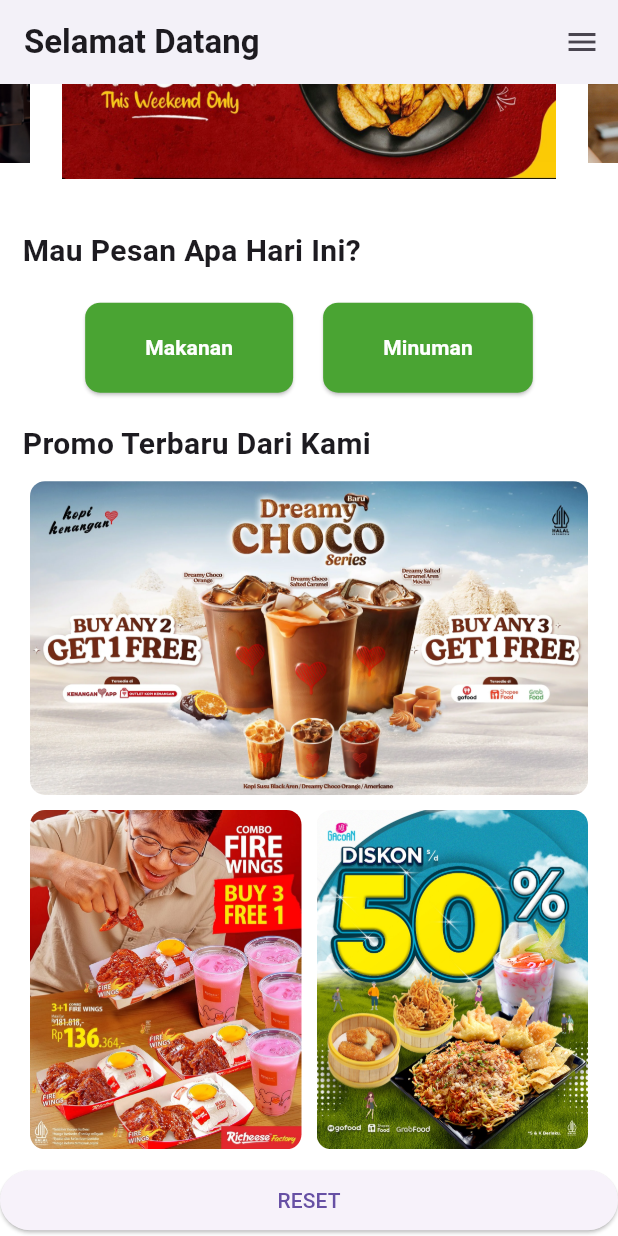
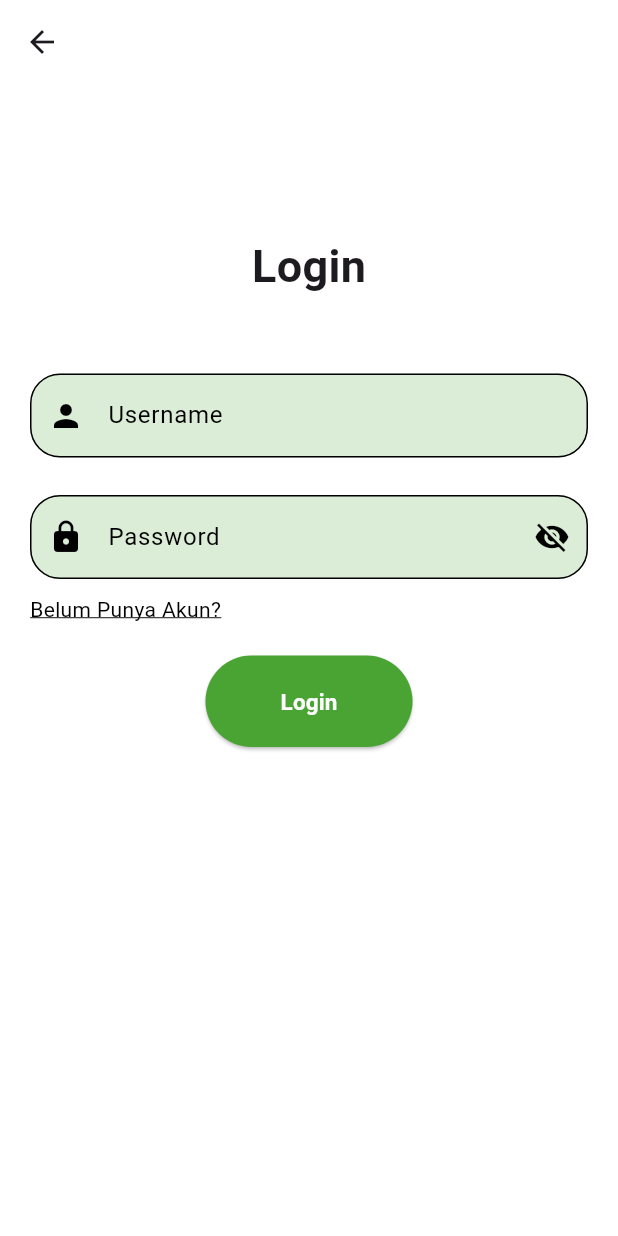
Before and after one commit to FiveHeisenberg/mobile-restaurant, a Flutter app: the screen it shows after launch, scrolled down 206 dp, after a tap on "LOGIN", on a phone screen of 412 x 824 dp. Run offline on Flutter 3.47's test engine with Material 3 defaults, Android fonts, the phone set to English and light mode, and no system bars; drawn by our look-alikes of carousel_slider.

Commit message:
login page

```diff
--- /dev/null
+++ b/lib/login/SignIn.dart
@@ -0,0 +1,144 @@
+import 'package:flutter/material.dart';
+import 'package:projek_mobile/main.dart';
+
+void main() {
+  runApp(const LoginPage());
+}
+
+class LoginPage extends StatefulWidget {
+  const LoginPage({super.key});
+
+  @override
+  State<LoginPage> createState() => _LoginPageState();
+}
+
+class _LoginPageState extends State<LoginPage> {
+  bool _obscureText = true;
+
+  @override
+  Widget build(BuildContext context) {
+    return Scaffold(
+      backgroundColor: AppColors.secondWhite,
+      appBar: AppBar(
+        automaticallyImplyLeading: true,
+        backgroundColor: AppColors.secondWhite,
+      ),
+
+      body: Column(
+        crossAxisAlignment: CrossAxisAlignment.start,
+        children: [
+          Padding(
+            padding: EdgeInsetsGeometry.fromLTRB(30, 100, 30, 30),
+            child: Center(
+              child: Text(
+                "Login",
+                style: TextStyle(
+                  fontSize: 30,
+                  fontWeight: FontWeight.bold
+                ),
+              ),
+            )
+          ),
+
+          Padding(
+            padding: EdgeInsetsGeometry.fromLTRB(20, 20, 20, 5),
+            child: TextFormField(
+              decoration: InputDecoration(
+                enabledBorder: OutlineInputBorder(
+                  borderRadius: BorderRadius.circular(20)
+                ),
+                labelStyle: TextStyle(
+                  color: AppColors.secondBlack
+                ),
+                prefixIcon: Icon(
+                  Icons.person,
+                  color: AppColors.secondBlack
+                ),
+                labelText: 'Username',
+                border: OutlineInputBorder(),
+                fillColor: AppColors.thirdGreen,
+                filled: true,
+              ),
+            ),
+          ),
+
+          Padding(
+            padding: EdgeInsetsGeometry.fromLTRB(20, 20, 20, 5),
+            child: TextFormField(
+              obscureText: _obscureText,
+              decoration: InputDecoration(
+                enabledBorder: OutlineInputBorder(
+                  borderRadius: BorderRadius.circular(20)
+                ),
+                labelStyle: TextStyle(
+                  color: AppColors.secondBlack
+                ),
+                prefixIcon: Icon(
+                  Icons.lock,
+                  color: AppColors.secondBlack,
+                ),
+                suffixIcon: IconButton(
+                  onPressed: () {
+                    setState(() {
+                      _obscureText = !_obscureText;
+                    });
+                  },
+                  icon: Icon(
+                    _obscureText ? Icons.visibility_off : Icons.visibility,
+                  ),
+                  color: AppColors.secondBlack,
+                ),
+                labelText: 'Password',
+                border: OutlineInputBorder(),
+                fillColor: AppColors.thirdGreen,
+                filled: true,
+              ),
+            ),
+          ),
+
+          Padding(
+            padding: EdgeInsetsGeometry.fromLTRB(20, 5, 0, 1),
+            child: InkWell(
+              onTap: () {
+
+              },
+              child: Text(
+                "Belum Punya Akun?",
+                style: TextStyle(
+                  color: AppColors.secondBlack,
+                  decoration: TextDecoration.underline
+                ),
+              ),
+            )
+          ),
+
+          Padding(
+            padding: EdgeInsetsGeometry.fromLTRB(50, 20, 50, 50),
+            child: Center(
+              child: ElevatedButton(
+                onPressed: () {
+
+                },
+                child: Text(
+                  "Login",
+                  style: TextStyle(
+                    color: AppColors.secondWhite,
+                    fontWeight: FontWeight.bold,
+                    fontSize: 15
+                  ),
+                ),
+                style: ElevatedButton.styleFrom(
+                  backgroundColor: AppColors.primaryGreen,
+                  padding: EdgeInsets.symmetric(
+                    horizontal: 50,
+                    vertical: 20
+                  )
+                )
+              )
+            ),
+          ),
+        ],
+      ),
+    );
+  }
+}
--- a/lib/main.dart
+++ b/lib/main.dart
@@ -1,5 +1,6 @@
 import 'package:flutter/material.dart';
 import 'package:carousel_slider/carousel_slider.dart' as cslider;
+import 'package:projek_mobile/login/SignIn.dart';
 
 void main() {
   runApp(const MyApp());
@@ -16,7 +17,6 @@ class MyApp extends StatelessWidget {
   }
 }
 
-  // Template Warna
 class AppColors {
   static const Color primaryGreen = Color(0xFF4AA433);
   static const Color secondBlack = Color(0xFF000000);
@@ -53,10 +53,17 @@ class _MyHomePageState extends State<MyHomePage> {
             Padding(
               padding: EdgeInsetsGeometry.only(right: 10),
               child: ElevatedButton(
-                onPressed: () {
-                  setState(() {
-                    login = true;
-                  });
+                onPressed: () async {
+                  final result = await Navigator.push(
+                    context,
+                    MaterialPageRoute(builder: (context) => const LoginPage()),
+                  );
+
+                  if(result == true) {
+                    setState(() {
+                      login = true;
+                    });
+                  }
                 },
                 style: ElevatedButton.styleFrom(
                   backgroundColor: AppColors.primaryGreen,
@@ -224,6 +231,7 @@ class _MyHomePageState extends State<MyHomePage> {
                   ),
                 )
               ),
+
               SizedBox(width: 20),
               ElevatedButton(
                 onPressed: () {
```
